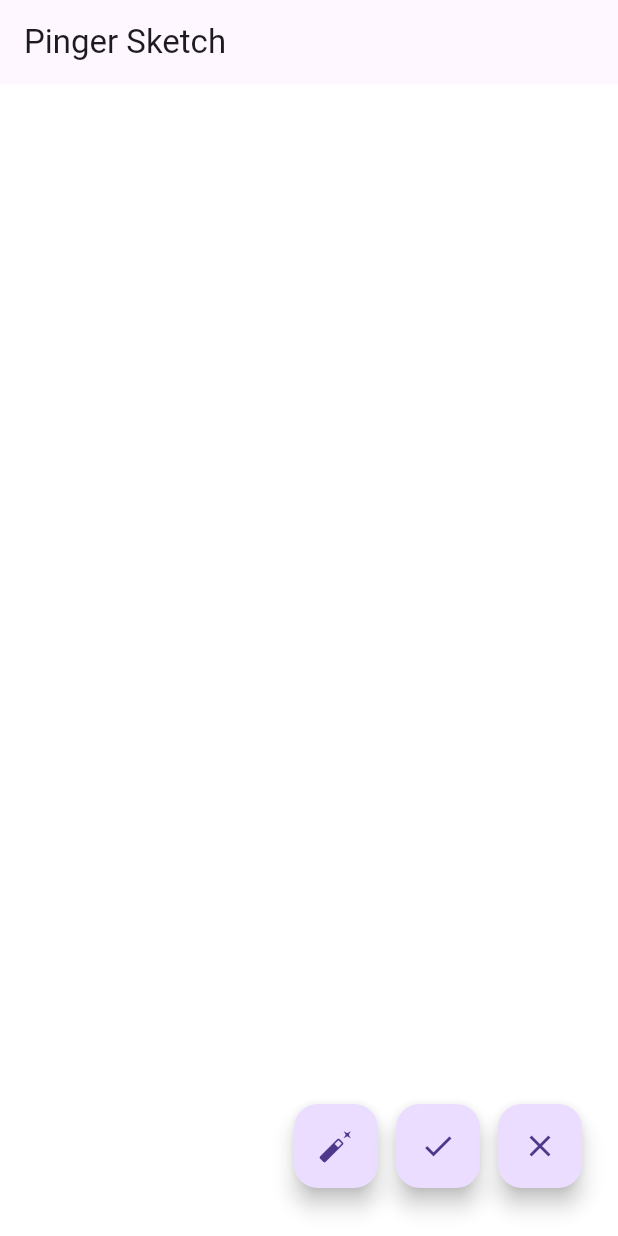
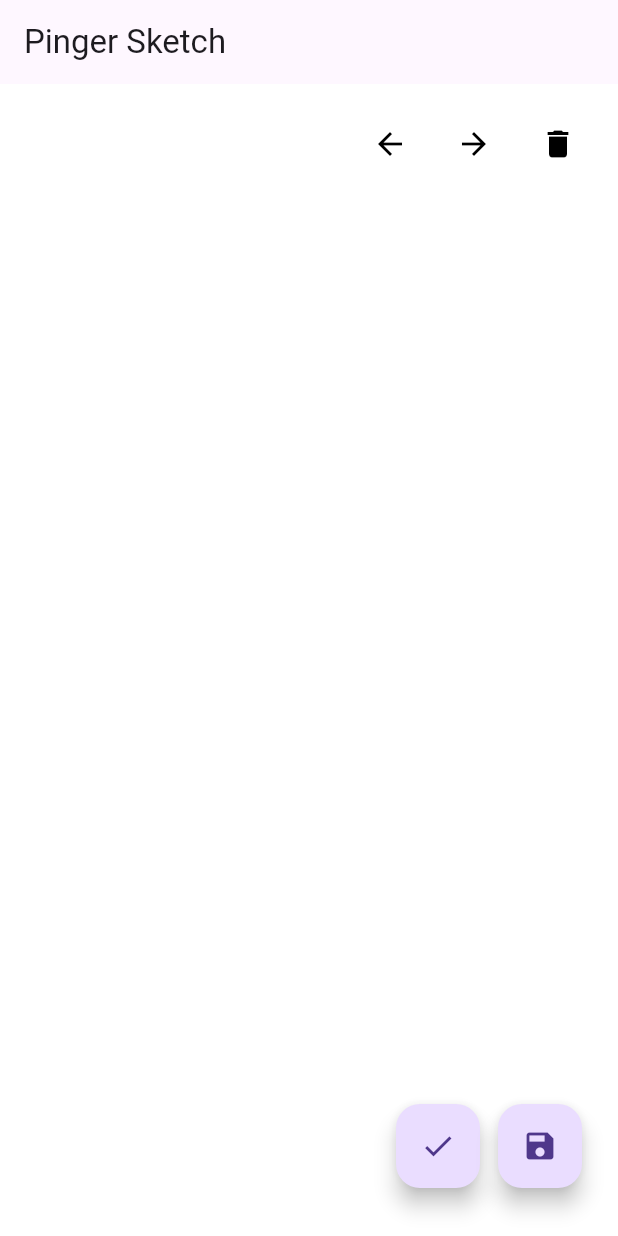
Before and after one commit to BOLTB0X/Pinger, a Flutter app: the screen it shows after launch, on a phone screen of 412 x 824 dp. Run offline on Flutter 3.47's test engine with Material 3 defaults, Android fonts, the light colour scheme and no system bars; our stand-ins replace flutter_dotenv.

Commit message:
modify drawing
기존 painter 수정
- Flutter pub painter 참고하여 controller -> viewmodel로 수정

models 추가
  - Sketch, path_history

Undo, redo 추가

```diff
--- a/pinger_application/lib/core/utils/sketch_painter.dart
+++ /dev/null
@@ -1,25 +0,0 @@
-import 'package:flutter/material.dart';
-
-class SketchPainter extends CustomPainter {
-  final List<Offset?> points;
-
-  SketchPainter(this.points);
-
-  @override
-  void paint(Canvas canvas, Size size) {
-    final paint = Paint()
-      ..color = Colors.black
-      ..strokeWidth = 4.0
-      ..strokeCap = StrokeCap.round;
-    //print('포인트 확인 ${points.whereType<Offset>().length} points');
-
-    for (int i = 0; i < points.length - 1; i++) {
-      if (points[i] != null && points[i + 1] != null) {
-        canvas.drawLine(points[i]!, points[i + 1]!, paint);
-      }
-    }
-  }
-
-  @override
-  bool shouldRepaint(covariant SketchPainter oldDelegate) => true;
-}
--- a/pinger_application/lib/data/datasources/remote_api_service.dart
+++ b/pinger_application/lib/data/datasources/remote_api_service.dart
@@ -15,7 +15,8 @@ class RemoteApiService {
 
     if (response.statusCode == 200) {
       final decoded = jsonDecode(response.body);
-      final base64Result = decoded['result'];
+      final base64Result = decoded['image'];
+      if (base64Result == null) throw Exception("Response 'image' is null");
       return base64Decode(base64Result);
     } else {
       print('요청 실패: ${response.statusCode}, ${response.body}');
--- /dev/null
+++ b/pinger_application/lib/data/models/path_history.dart
@@ -0,0 +1,35 @@
+import 'sketch.dart';
+
+/// Undo/Redo 처리를 위한 이력 클래스
+class PathHistory {
+  final List<Sketch> _sketches = [];
+  final List<Sketch> _undone = [];
+
+  List<Sketch> get sketches => List.unmodifiable(_sketches);
+
+  /// 새로운 스케치 추가
+  void add(Sketch sketch) {
+    _sketches.add(sketch);
+    _undone.clear();
+  }
+
+  /// 전체 삭제
+  void clear() {
+    _sketches.clear();
+    _undone.clear();
+  }
+
+  /// 실행 취소 (undo)
+  void undo() {
+    if (_sketches.isNotEmpty) {
+      _undone.add(_sketches.removeLast());
+    }
+  }
+
+  /// 다시 실행 (redo)
+  void redo() {
+    if (_undone.isNotEmpty) {
+      _sketches.add(_undone.removeLast());
+    }
+  }
+} // PathHistory
--- /dev/null
+++ b/pinger_application/lib/data/models/sketch.dart
@@ -0,0 +1,8 @@
+import 'package:flutter/material.dart';
+
+class Sketch {
+  final Path path;
+  final Paint paint;
+
+  Sketch({required this.path, required this.paint});
+}
--- a/pinger_application/lib/presentation/view/drawing_view.dart
+++ b/pinger_application/lib/presentation/view/drawing_view.dart
@@ -2,7 +2,8 @@ import 'dart:typed_data';
 import 'package:flutter/material.dart';
 import 'package:provider/provider.dart';
 import '../viewmodel/drawing_viewmodel.dart';
-import '../../core/utils/sketch_painter.dart';
+import '../viewmodel/drawing_canvas_viewmodel.dart';
+import '../widgets/drawing_canvas.dart';
 
 class DrawingView extends StatefulWidget {
   const DrawingView({super.key});
@@ -13,7 +14,6 @@ class DrawingView extends StatefulWidget {
 
 class _DrawingViewState extends State<DrawingView> {
   final GlobalKey _canvasKey = GlobalKey();
-  final List<Offset?> _points = [];
 
   @override
   Widget build(BuildContext context) {
@@ -25,38 +25,14 @@ class _DrawingViewState extends State<DrawingView> {
 
     return Scaffold(
       appBar: AppBar(title: const Text('Pinger Sketch')),
-      body: _buildCanvas(),
+      body: ChangeNotifierProvider(
+        create: (_) => DrawingCanvasViewmodel(),
+        child: DrawingCanvas(repaintKey: _canvasKey),
+      ),
       floatingActionButtonLocation: FloatingActionButtonLocation.endFloat,
       floatingActionButton: _buildActionButtons(viewModel),
     );
   }
-
-  Widget _buildCanvas() {
-    return RepaintBoundary(
-      key: _canvasKey,
-      child: GestureDetector(
-        onPanUpdate: (details) {
-          RenderBox renderBox = context.findRenderObject() as RenderBox;
-          Offset localPosition = renderBox.globalToLocal(
-            details.globalPosition,
-          );
-          setState(() {
-            _points.add(localPosition);
-          });
-        },
-        onPanEnd: (_) => setState(() {
-          _points.add(null);
-        }),
-        child: Container(
-          color: Colors.white, //
-          child: CustomPaint(
-            painter: SketchPainter(_points),
-            size: Size.infinite,
-          ),
-        ),
-      ),
-    );
-  } // _buildCanvas
 
   Widget _buildActionButtons(DrawingViewModel viewModel) {
     return Padding(
@@ -70,25 +46,14 @@ class _DrawingViewState extends State<DrawingView> {
             onPressed: () async {
               await viewModel.fetchGeneratedImage(_canvasKey, "/generate");
             },
-            child: const Icon(Icons.auto_fix_normal),
-          ),
-          const SizedBox(width: 12),
-          FloatingActionButton(
-            heroTag: 'complete',
-            tooltip: 'Complete',
-            onPressed: () async {
-              await viewModel.fetchGeneratedImage(_canvasKey, "/complete");
-            },
             child: const Icon(Icons.check),
           ),
           const SizedBox(width: 12),
           FloatingActionButton(
-            heroTag: 'clear',
-            tooltip: 'Clear',
-            onPressed: () {
-              setState(() => _points.clear());
-            },
-            child: const Icon(Icons.clear),
+            heroTag: 'save',
+            tooltip: 'save',
+            onPressed: () {},
+            child: const Icon(Icons.save),
           ),
         ],
       ),
@@ -117,6 +82,8 @@ class _DrawingViewState extends State<DrawingView> {
   } // _handleStatus
 
   void _showErrorDialog() {
+    final viewModel = context.read<DrawingViewModel>();
+
     showDialog(
       context: context,
       builder: (context) => AlertDialog(
@@ -124,7 +91,10 @@ class _DrawingViewState extends State<DrawingView> {
         content: const Text("AI 이미지 생성에 실패했습니다."),
         actions: [
           TextButton(
-            onPressed: () => Navigator.pop(context),
+            onPressed: () {
+              viewModel.resetStatus();
+              Navigator.pop(context);
+            },
             child: const Text("확인"),
           ),
         ],
@@ -149,6 +119,8 @@ class _DrawingViewState extends State<DrawingView> {
   } // _showLoadingDialog
 
   void _showGeneratedImage(BuildContext context, Uint8List imageBytes) {
+    final viewModel = context.read<DrawingViewModel>();
+
     showModalBottomSheet(
       context: context,
       isScrollControlled: true,
@@ -171,7 +143,10 @@ class _DrawingViewState extends State<DrawingView> {
             ),
             const SizedBox(height: 24),
             ElevatedButton.icon(
-              onPressed: () => Navigator.pop(context),
+              onPressed: () {
+                viewModel.resetStatus();
+                Navigator.pop(context);
+              },
               icon: const Icon(Icons.close),
               label: const Text("닫기"),
             ),
--- /dev/null
+++ b/pinger_application/lib/presentation/viewmodel/drawing_canvas_viewmodel.dart
@@ -0,0 +1,73 @@
+import 'package:flutter/material.dart';
+import '../../data/models/sketch.dart';
+import '../../data/models/path_history.dart';
+
+class DrawingCanvasViewmodel extends ChangeNotifier {
+  final PathHistory _history = PathHistory();
+  Sketch? _currentSketch;
+
+  // 현재까지 그려진 선과, 그리고 있는 선까지 포함해서 반환
+  List<Sketch> get sketches {
+    if (_currentSketch == null) return _history.sketches;
+    return [..._history.sketches, _currentSketch!];
+  }
+
+  Offset? get currentDrawingPoint {
+    final metrics = _currentSketch?.path.computeMetrics().toList();
+    if (metrics == null || metrics.isEmpty) return null;
+
+    final lastMetric = metrics.last;
+    final lastTangent = lastMetric.getTangentForOffset(lastMetric.length);
+    return lastTangent?.position;
+  }
+
+  // 선 그리기 시작
+  void startSketch(
+    Offset point, {
+    Color color = Colors.black,
+    double strokeWidth = 4.0,
+  }) {
+    final paint = Paint()
+      ..color = color
+      ..strokeWidth = strokeWidth
+      ..strokeCap = StrokeCap.round
+      ..style = PaintingStyle.stroke;
+
+    final path = Path()..moveTo(point.dx, point.dy);
+    _currentSketch = Sketch(path: path, paint: paint);
+  }
+
+  // 그리기 중: 새로운 점 추가
+  void addPoint(Offset point) {
+    _currentSketch?.path.lineTo(point.dx, point.dy);
+    notifyListeners(); // 화면 업데이트
+  }
+
+  // 그리기 완료
+  void endSketch() {
+    if (_currentSketch != null) {
+      _history.add(_currentSketch!);
+      _currentSketch = null;
+      notifyListeners();
+    }
+  }
+
+  // 전체 초기화
+  void clear() {
+    _history.clear();
+    _currentSketch = null;
+    notifyListeners();
+  }
+
+  // 실행 취소
+  void undo() {
+    _history.undo();
+    notifyListeners();
+  }
+
+  // 다시 실행
+  void redo() {
+    _history.redo();
+    notifyListeners();
+  }
+}
--- /dev/null
+++ b/pinger_application/lib/presentation/widgets/drawing_canvas.dart
@@ -0,0 +1,82 @@
+import 'package:flutter/material.dart';
+import 'package:provider/provider.dart';
+import '../viewmodel/drawing_canvas_viewmodel.dart';
+import 'touch_painter.dart';
+
+class DrawingCanvas extends StatelessWidget {
+  final GlobalKey repaintKey;
+
+  const DrawingCanvas({super.key, required this.repaintKey});
+
+  @override
+  Widget build(BuildContext context) {
+    final viewModel = context.watch<DrawingCanvasViewmodel>();
+
+    return Stack(
+      children: [
+        RepaintBoundary(
+          key: repaintKey,
+          child: GestureDetector(
+            onPanStart: (details) {
+              RenderBox box = context.findRenderObject() as RenderBox;
+              Offset point = box.globalToLocal(details.globalPosition);
+              viewModel.startSketch(point);
+            },
+            onPanUpdate: (details) {
+              RenderBox box = context.findRenderObject() as RenderBox;
+              Offset point = box.globalToLocal(details.globalPosition);
+              viewModel.addPoint(point);
+            },
+            onPanEnd: (_) => viewModel.endSketch(),
+            child: Container(
+              color: Colors.white,
+              child: CustomPaint(
+                painter: TouchPainter(
+                  viewModel.sketches,
+                  currentPoint: viewModel.currentDrawingPoint,
+                ),
+                size: Size.infinite,
+              ),
+            ),
+          ),
+        ),
+
+        // 상단 우측 버튼
+        Positioned(
+          top: 16,
+          right: 16,
+          child: Row(
+            children: [
+              IconButton(
+                icon: const Icon(Icons.arrow_back),
+                color: Colors.black,
+                tooltip: '실행 취소',
+                onPressed: () {
+                  viewModel.undo(); // 뒤로가기
+                },
+              ),
+              const SizedBox(width: 8),
+              IconButton(
+                icon: const Icon(Icons.arrow_forward),
+                color: Colors.black,
+                tooltip: '다시 실행',
+                onPressed: () {
+                  viewModel.redo(); // 다시 실행
+                },
+              ),
+              const SizedBox(width: 8),
+              IconButton(
+                icon: const Icon(Icons.delete),
+                color: Colors.black,
+                tooltip: '전체 삭제',
+                onPressed: () {
+                  viewModel.clear(); // 전체 삭제
+                },
+              ),
+            ],
+          ),
+        ),
+      ],
+    );
+  } // build
+} // DrawingCanvas
--- /dev/null
+++ b/pinger_application/lib/presentation/widgets/touch_painter.dart
@@ -0,0 +1,31 @@
+import 'package:flutter/material.dart';
+import '../../data/models/sketch.dart';
+
+class TouchPainter extends CustomPainter {
+  final List<Sketch> sketches;
+  final Offset? currentPoint;
+
+  TouchPainter(this.sketches, {this.currentPoint});
+
+  @override
+  void paint(Canvas canvas, Size size) {
+    for (final sketch in sketches) {
+      canvas.drawPath(sketch.path, sketch.paint);
+    }
+
+    if (currentPoint != null) {
+      final glowPaint = Paint()
+        ..color = Colors.black.withValues(alpha: 0.2)
+        ..style = PaintingStyle.fill
+        ..maskFilter = const MaskFilter.blur(BlurStyle.normal, 8);
+
+      canvas.drawCircle(currentPoint!, 16, glowPaint);
+    }
+  } // paint
+
+  @override
+  bool shouldRepaint(covariant TouchPainter oldDelegate) {
+    return oldDelegate.sketches != sketches ||
+        oldDelegate.currentPoint != currentPoint;
+  } // shouldRepaint
+}
```
Also changed, not shown: pinger_application/lib/presentation/viewmodel/drawing_viewmodel.dart (+6 -1 lines), 1 other file.
